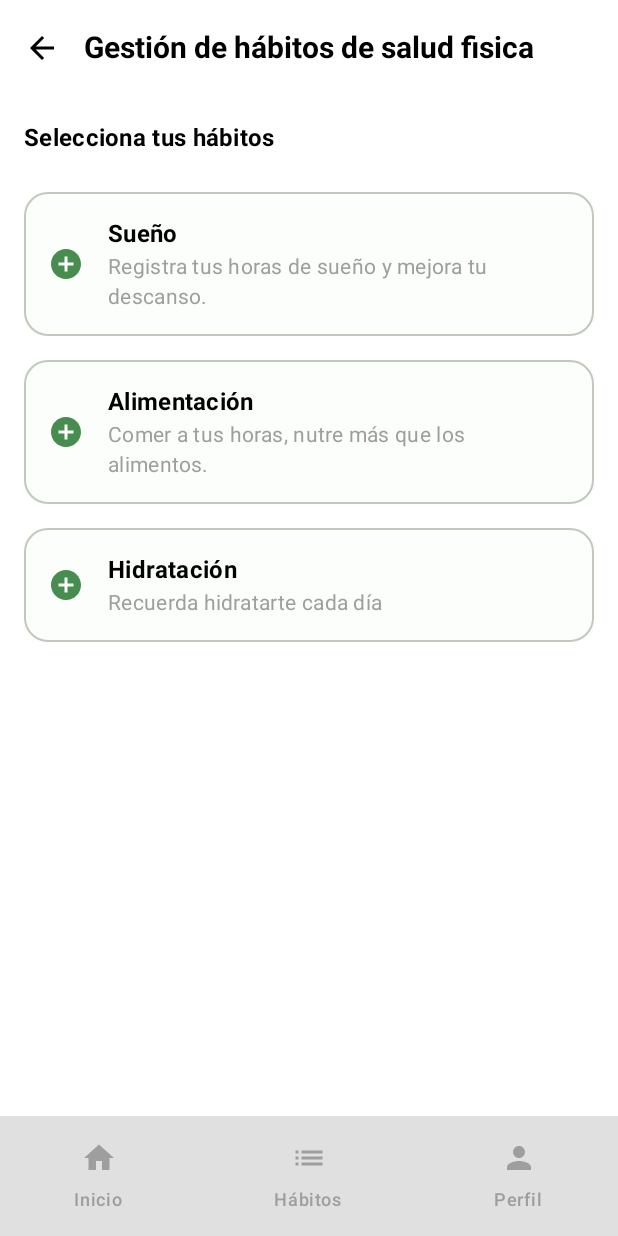
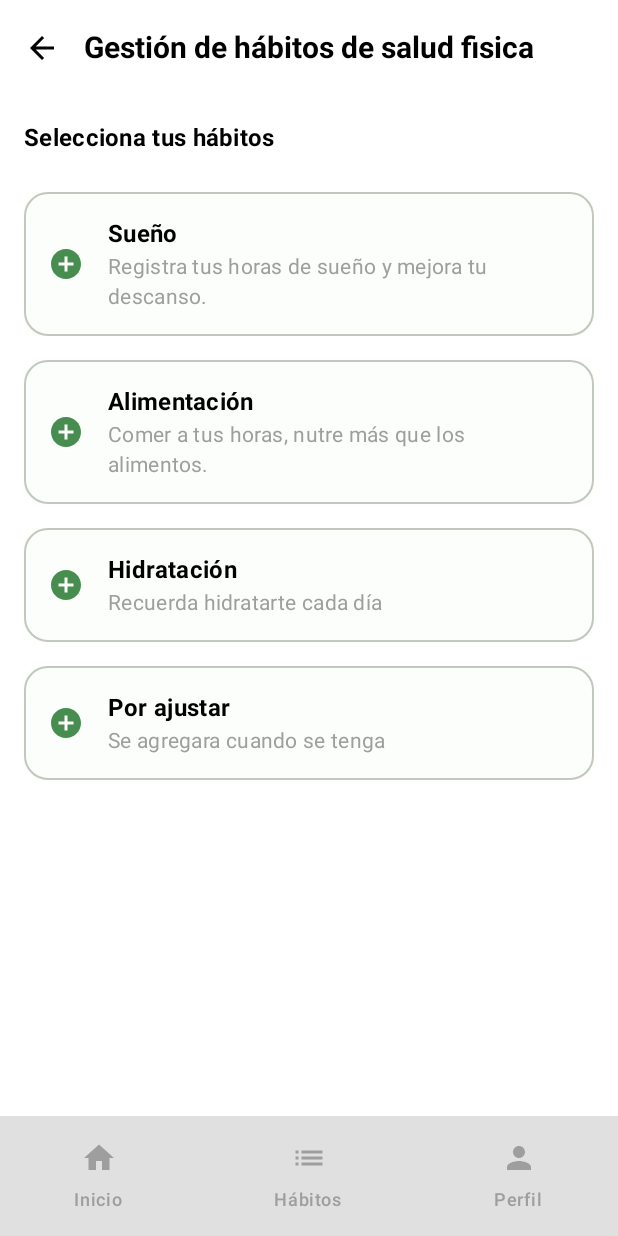
Before and after one commit to Richyms/KOALM, an Android app built with Jetpack Compose: the PantallaSaludFisica screen opened through its navigation route, on a phone screen of 412 x 824 dp. Run offline under Robolectric (Android 15) with nearby library versions, the phone set to English and light mode, and no system bars; our stand-ins replace Firebase (no records; nobody signed in at launch, a user with empty details on screens opened directly), accompanist.

Commit message:
Vinculación de meditación y modificación a salud fisica

```diff
--- a/app/src/main/java/com/example/koalm/navigation/Navigation.kt
+++ b/app/src/main/java/com/example/koalm/navigation/Navigation.kt
@@ -43,6 +43,7 @@ fun AppNavigation(
         composable("salud_mental") { PantallaSaludMental(navController) }
         composable("salud_fisica") { PantallaSaludFisica(navController) }
         composable("configurar_habito_escritura") { PantallaConfiguracionHabitoEscritura(navController) }
+        composable("configurar_habito_meditacion") { PantallaConfiguracionHabitoMeditación(navController) }
         composable("configurar_habito_sueno") { PantallaConfiguracionHabitoSueno(navController) }
         composable("configurar_habito_hidratacion") { PantallaConfiguracionHabitoHidratacion(navController) }
         composable("configurar-habito-alimentacion") { PantallaConfiguracionHabitoAlimentacion(navController)}
--- a/app/src/main/java/com/example/koalm/ui/screens/PantallaSaludFisica.kt
+++ b/app/src/main/java/com/example/koalm/ui/screens/PantallaSaludFisica.kt
@@ -30,6 +30,7 @@ fun PantallaSaludFisica(navController: NavHostController) {
         HabitoFisico("Sueño", "Registra tus horas de sueño y mejora tu descanso."),
         HabitoFisico("Alimentación", "Comer a tus horas, nutre más que los alimentos."),
         HabitoFisico("Hidratación", "Recuerda hidratarte cada día"),
+        HabitoFisico("Por ajustar", "Se agregara cuando se tenga")
     )
     Scaffold(
         topBar = {
--- a/app/src/main/java/com/example/koalm/ui/screens/PantallaSaludMental.kt
+++ b/app/src/main/java/com/example/koalm/ui/screens/PantallaSaludMental.kt
@@ -84,6 +84,9 @@ fun HabitoMentalCard(habito: HabitoMental, navController: NavHostController) {
             if (habito.titulo == "Escritura") {
                 navController.navigate("configurar_habito_escritura")
             }
+            if(habito.titulo == "Meditación"){
+                navController.navigate("configurar_habito_meditacion")
+            }
         },
         modifier = Modifier
             .fillMaxWidth()
```
Also changed, not shown: app/src/main/java/com/example/koalm/ui/screens/PantallaConfiguracionHabitoMeditacion.kt (+7 -1 lines).
